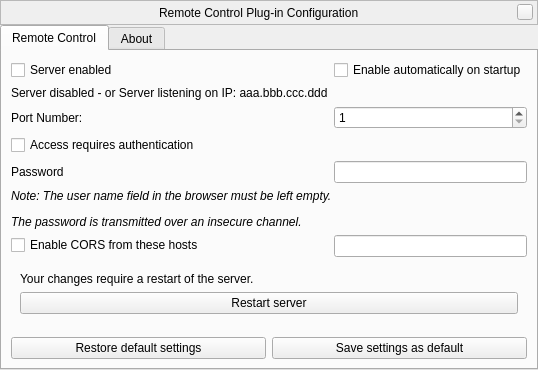
Qt form plugins/RemoteControl/src/gui/remoteControlDialog.ui (Stellarium/stellarium) before a commit.
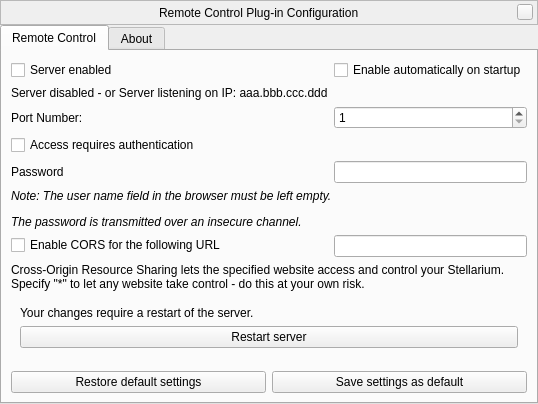
The same form after that commit. Custom widgets are drawn as their Qt base class.

Commit message: Add a brief description for CORS checkbox

The edit to the form file:
```diff
--- a/plugins/RemoteControl/src/gui/remoteControlDialog.ui
+++ b/plugins/RemoteControl/src/gui/remoteControlDialog.ui
@@ -155,7 +155,7 @@
          </property>
         </widget>
        </item>
-       <item row="14" column="0">
+       <item row="15" column="0">
         <spacer name="verticalSpacer_3">
          <property name="orientation">
           <enum>Qt::Vertical</enum>
@@ -168,7 +168,7 @@
          </property>
         </spacer>
        </item>
-       <item row="15" column="0" colspan="2">
+       <item row="16" column="0" colspan="2">
         <layout class="QHBoxLayout" name="horizontalLayout_7">
          <item>
           <widget class="QPushButton" name="restoreDefaultsButton">
@@ -243,7 +243,7 @@
        <item row="11" column="0">
         <widget class="QCheckBox" name="enableCorsCheckbox">
          <property name="text">
-          <string>Enable CORS from these hosts</string>
+          <string>Enable CORS for the following URL</string>
          </property>
         </widget>
        </item>
@@ -251,6 +251,13 @@
         <widget class="QLineEdit" name="corsHostsEdit"/>
        </item>
        <item row="12" column="0" colspan="2">
+        <widget class="QLabel" name="label">
+         <property name="text">
+          <string>Cross-Origin Resource Sharing lets the specified website access and control your Stellarium.&lt;br/&gt;Specify "*" to let any website take control - do this at your own risk.</string>
+         </property>
+        </widget>
+       </item>
+       <item row="13" column="0" colspan="2">
         <widget class="QWidget" name="restartPanel" native="true">
          <layout class="QVBoxLayout" name="verticalLayout">
           <item>
```
